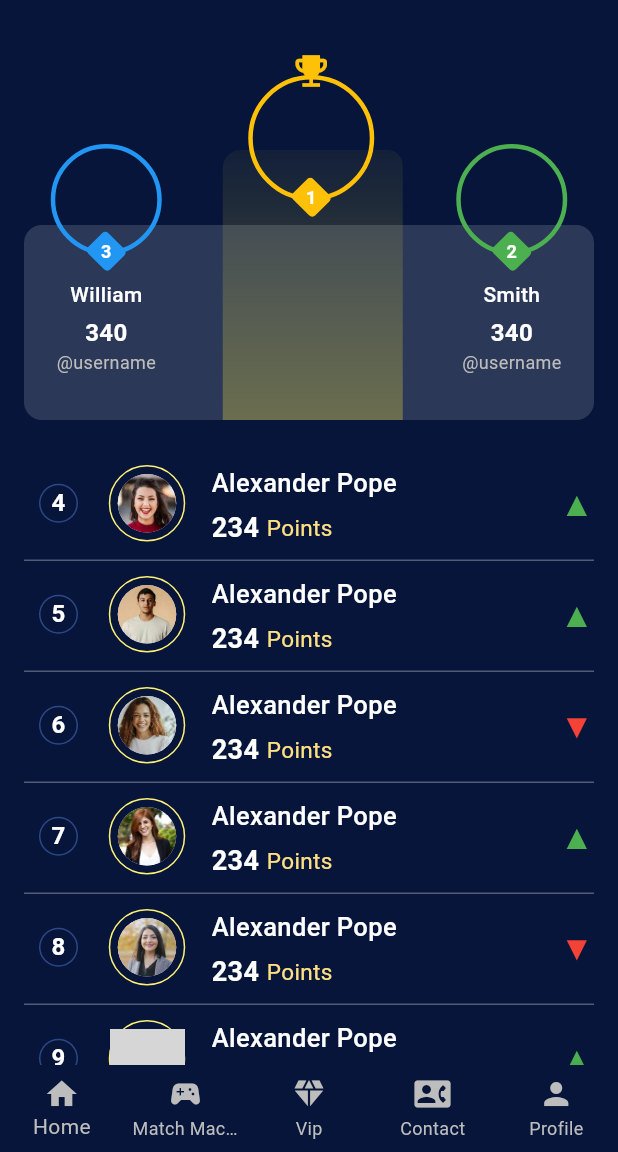
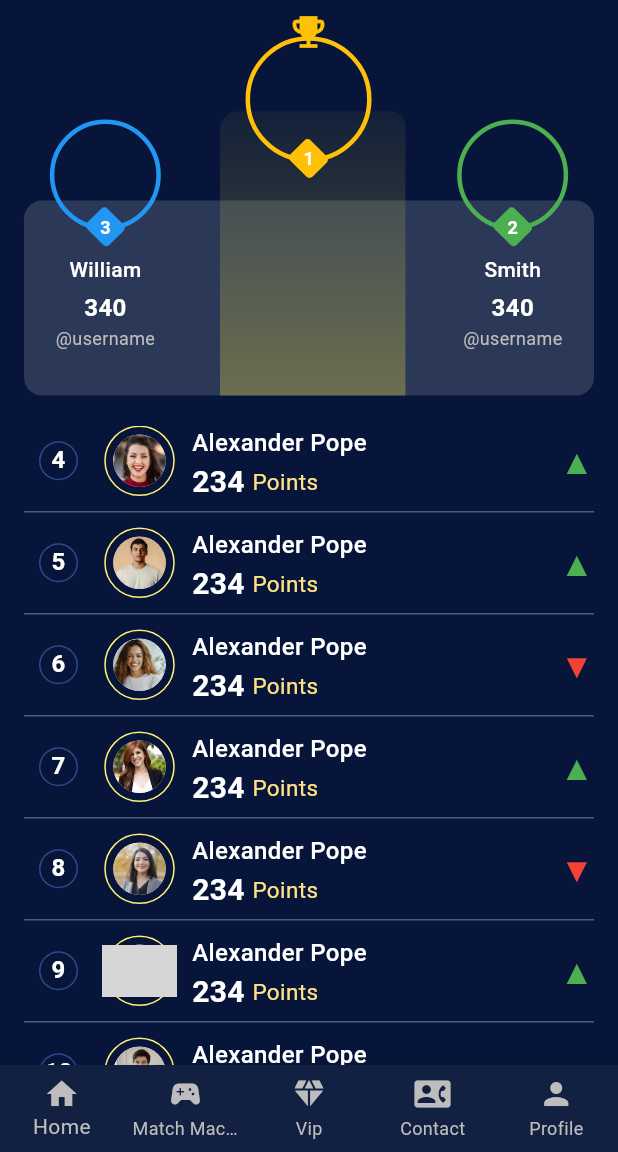
Before and after one commit to praveshmahaur/Leaderboard_UI, a Flutter app: the screen it shows after launch, on a phone screen of 412 x 824 dp, the part 84-1236 px from its top. Run offline on Flutter 3.47's test engine with Material 3 defaults, Android fonts, the phone set to English and light mode, and no system bars; grey boxes are pictures that could not be loaded.

Commit message:
add MediaQuery and userModel

```diff
--- a/lib/main.dart
+++ b/lib/main.dart
@@ -4,6 +4,8 @@ import 'package:leaderboard/screens/leaderboard.dart';
 void main() {
   runApp(const MyApp());
 }
+
+late Size mq;
 
 class MyApp extends StatelessWidget {
   const MyApp({Key? key}) : super(key: key);
--- /dev/null
+++ b/lib/model/user_model.dart
@@ -0,0 +1,28 @@
+class User {
+  final String name;
+  final int points;
+  final String avatar;
+  final bool isUp;
+
+  User({
+    required this.name,
+    required this.points,
+    required this.avatar,
+    required this.isUp,
+  });
+}
+
+final List<User> users = [
+  User(name: 'Alexander Pope', points: 234, avatar: 'assets/images/4.jpg', isUp: true),
+  User(name: 'Alexander Pope', points: 234, avatar: 'assets/images/5.jpg', isUp: true),
+  User(name: 'Alexander Pope', points: 234, avatar: 'assets/images/6.jpg', isUp: false),
+  User(name: 'Alexander Pope', points: 234, avatar: 'assets/images/7.jpg', isUp: true),
+  User(name: 'Alexander Pope', points: 234, avatar: 'assets/images/8.jpg', isUp: false),
+  User(name: 'Alexander Pope', points: 234, avatar: 'assets/images/9.jpg', isUp: true),
+  User(name: 'Alexander Pope', points: 234, avatar: 'assets/images/10.jpg', isUp: true),
+  User(name: 'Alexander Pope', points: 234, avatar: 'assets/images/11.jpg', isUp: false),
+  User(name: 'Alexander Pope', points: 234, avatar: 'assets/images/12.jpg', isUp: true),
+  User(name: 'Alexander Pope', points: 234, avatar: 'assets/images/13.jpg', isUp: false),
+  User(name: 'Alexander Pope', points: 234, avatar: 'assets/images/14.jpg', isUp: true),
+  User(name: 'Alexander Pope', points: 234, avatar: 'assets/images/15.jpg', isUp: true),
+];
--- a/lib/screens/leaderboard.dart
+++ b/lib/screens/leaderboard.dart
@@ -1,13 +1,16 @@
 import 'package:flutter/material.dart';
+import 'package:leaderboard/main.dart';
+import 'package:leaderboard/model/user_model.dart';
 
 class LeaderboardScreen extends StatelessWidget {
   const LeaderboardScreen({Key? key}) : super(key: key);
 
   @override
   Widget build(BuildContext context) {
+    mq = MediaQuery.of(context).size;
     return Scaffold(
       appBar: AppBar(
-        backgroundColor: const Color(0xFF061539),
+        backgroundColor: const Color.fromARGB(255, 18, 32, 65),
         elevation: 0,
         leading: IconButton(
           icon: const Icon(Icons.arrow_back, color: Colors.white),
@@ -25,30 +28,21 @@ class LeaderboardScreen extends StatelessWidget {
       ),
       body: Column(
         children: [
-          const SizedBox(height: 10),
           Container(
-            height: 270,
+            height: mq.height * 0.32,
             padding: const EdgeInsets.symmetric(horizontal: 16),
             child: Stack(
               alignment: Alignment.bottomCenter,
               children: [
-                Positioned(
-                  bottom: 0,
-                  left: 0,
-                  right: 0,
-                  child: Container(
+                Container(
                   height: 130,
                   decoration: BoxDecoration(
-                      color: Colors.white.withOpacity(0.15),
+                    color: Color.fromRGBO(255, 255, 255, 0.15),
                     borderRadius: BorderRadius.circular(12),
                   ),
                 ),
-                ),
-
                 Align(
                   alignment: Alignment.bottomCenter,
-                  child: SizedBox(
-                    height: 235,
                   child: Row(
                     mainAxisAlignment: MainAxisAlignment.spaceAround,
                     crossAxisAlignment: CrossAxisAlignment.end,
@@ -66,8 +60,7 @@ class LeaderboardScreen extends StatelessWidget {
                       Stack(
                         children: [
                           Padding(
-                              padding:
-                                  const EdgeInsets.only(top: 50.0, left: 5),
+                            padding: const EdgeInsets.only(top: 50.0, left: 5),
                             child: Container(
                               decoration: BoxDecoration(
                                 borderRadius: BorderRadius.only(
@@ -77,13 +70,13 @@ class LeaderboardScreen extends StatelessWidget {
                                   begin: Alignment.bottomCenter,
                                   end: Alignment.topCenter,
                                   colors: [
-                                      Colors.yellow.withOpacity(0.3),
-                                      Colors.yellow.withOpacity(0.05),
+                                    Color.fromRGBO(255, 235, 59, 0.3),
+                                    Color.fromRGBO(255, 235, 59, 0.05)
                                   ],
                                 ),
                               ),
-                                height: 180,
-                                width: 120,
+                              height: mq.height * 0.23,
+                              width: mq.width * 0.3,
                             ),
                           ),
                           Padding(
@@ -112,13 +105,10 @@ class LeaderboardScreen extends StatelessWidget {
                     ],
                   ),
                 ),
-                ),
               ],
             ),
           ),
-
-          const SizedBox(height: 30),
-
+          const SizedBox(height: 20),
           Expanded(
             child: ListView.builder(
               padding: const EdgeInsets.symmetric(horizontal: 16),
@@ -128,17 +118,14 @@ class LeaderboardScreen extends StatelessWidget {
                 return Column(
                   children: [
                     Container(
-                      height: 51,
-                      margin: const EdgeInsets.only(bottom: 12),
+                      height: 47,
+                      margin: const EdgeInsets.only(bottom: 10),
                       child: Row(
                         children: [
                           SizedBox(width: 10),
-                          Container(
-                            padding: EdgeInsets.all(1),
-                            decoration: BoxDecoration(
-                              color: const Color.fromARGB(255, 44, 72, 137),
-                              shape: BoxShape.circle,
-                            ),
+                          CircleAvatar(
+                            radius: 13,
+                            backgroundColor: Color.fromARGB(255, 44, 72, 137),
                             child: CircleAvatar(
                               radius: 12,
                               backgroundColor: const Color(0xFF061539),
@@ -152,7 +139,7 @@ class LeaderboardScreen extends StatelessWidget {
                               ),
                             ),
                           ),
-                          SizedBox(width: 15),
+                          SizedBox(width: 10),
                           Container(
                             padding: EdgeInsets.all(5),
                             decoration: BoxDecoration(
@@ -167,7 +154,7 @@ class LeaderboardScreen extends StatelessWidget {
                               backgroundImage: AssetImage(user.avatar),
                             ),
                           ),
-                          const SizedBox(width: 12),
+                          const SizedBox(width: 4),
                           Expanded(
                             child: Column(
                               crossAxisAlignment: CrossAxisAlignment.start,
@@ -176,18 +163,17 @@ class LeaderboardScreen extends StatelessWidget {
                                   user.name,
                                   style: const TextStyle(
                                     color: Colors.white,
-                                    fontSize: 17,
+                                    fontSize: 16,
                                     fontWeight: FontWeight.w500,
                                   ),
                                 ),
-                                SizedBox(height: 5),
                                 Row(
                                   children: [
                                     Text(
                                       '${user.points}',
                                       style: const TextStyle(
                                         color: Colors.white,
-                                        fontSize: 18,
+                                        fontSize: 20,
                                         fontWeight: FontWeight.bold,
                                       ),
                                     ),
@@ -222,7 +208,8 @@ class LeaderboardScreen extends StatelessWidget {
                         ],
                       ),
                     ),
-                    Divider(height: 1, color: Colors.white.withOpacity(0.3)),
+                    Divider(
+                        height: 1, color: Color.fromRGBO(255, 255, 255, 0.3)),
                     SizedBox(height: 10),
                   ],
                 );
@@ -232,7 +219,7 @@ class LeaderboardScreen extends StatelessWidget {
         ],
       ),
       bottomNavigationBar: BottomNavigationBar(
-        backgroundColor: const Color(0xFF061539),
+        backgroundColor: const Color.fromARGB(255, 18, 32, 65),
         type: BottomNavigationBarType.fixed,
         selectedItemColor: Colors.grey[400],
         unselectedItemColor: Colors.grey[400],
@@ -282,7 +269,6 @@ class LeaderboardScreen extends StatelessWidget {
                 backgroundColor: Colors.transparent,
               ),
             ),
-
             if (position == 1)
               const Positioned(
                 top: -17,
@@ -292,19 +278,19 @@ class LeaderboardScreen extends StatelessWidget {
                   size: 28,
                 ),
               ),
-
             Positioned(
               bottom: -8,
               child: Transform.rotate(
-                angle: - 45 * (3.14/180),
+                angle: -45 * (3.14 / 180),
                 child: Container(
-                  padding: const EdgeInsets.symmetric(horizontal: 6, vertical: 2),
+                  padding:
+                      const EdgeInsets.symmetric(horizontal: 6, vertical: 2),
                   decoration: BoxDecoration(
                     color: borderColor,
                     borderRadius: BorderRadius.circular(3),
                   ),
                   child: Transform.rotate(
-                    angle: 45 * (3.14/180),
+                    angle: 45 * (3.14 / 180),
                     child: Text(
                       '$position',
                       style: const TextStyle(
@@ -329,106 +315,18 @@ class LeaderboardScreen extends StatelessWidget {
           ),
         ),
         const SizedBox(height: 4),
-        points != null ? Text(
+        points != null
+            ? Text(
                 '$points',
                 style: const TextStyle(
                   color: Colors.white,
                   fontSize: 16,
                   fontWeight: FontWeight.bold,
                 ),
-        ) : SizedBox(),
+              )
+            : SizedBox(),
         Text(username, style: TextStyle(color: Colors.grey[400], fontSize: 12)),
       ],
     );
   }
 }
-
-
-class User {
-  final String name;
-  final int points;
-  final String avatar;
-  final bool isUp;
-
-  User({
-    required this.name,
-    required this.points,
-    required this.avatar,
-    required this.isUp,
-  });
-}
-
-final List<User> users = [
-  User(
-    name: 'Alexander Pope',
-    points: 234,
-    avatar: 'assets/images/4.jpg',
-    isUp: true,
-  ),
-  User(
-    name: 'Alexander Pope',
-    points: 234,
-    avatar: 'assets/images/5.jpg',
-    isUp: true,
-  ),
-  User(
-    name: 'Alexander Pope',
-    points: 234,
-    avatar: 'assets/images/6.jpg',
-    isUp: false,
-  ),
-  User(
-    name: 'Alexander Pope',
-    points: 234,
-    avatar: 'assets/images/7.jpg',
-    isUp: true,
-  ),
-  User(
-    name: 'Alexander Pope',
-    points: 234,
-    avatar: 'assets/images/8.jpg',
-    isUp: false,
-  ),
-  User(
-    name: 'Alexander Pope',
-    points: 234,
-    avatar: 'assets/images/9.jpg',
-    isUp: true,
-  ),
-  User(
-    name: 'Alexander Pope',
-    points: 234,
-    avatar: 'assets/images/10.jpg',
-    isUp: true,
-  ),
-  User(
-    name: 'Alexander Pope',
-    points: 234,
-    avatar: 'assets/images/11.jpg',
-    isUp: false,
-  ),
-  User(
-    name: 'Alexander Pope',
-    points: 234,
-    avatar: 'assets/images/12.jpg',
-    isUp: true,
-  ),
-  User(
-    name: 'Alexander Pope',
-    points: 234,
-    avatar: 'assets/images/13.jpg',
-    isUp: false,
-  ),
-  User(
-    name: 'Alexander Pope',
-    points: 234,
-    avatar: 'assets/images/14.jpg',
-    isUp: true,
-  ),
-  User(
-    name: 'Alexander Pope',
-    points: 234,
-    avatar: 'assets/images/15.jpg',
-    isUp: true,
-  ),
-];
```
Lines whose indentation alone changed are shown as unchanged.
